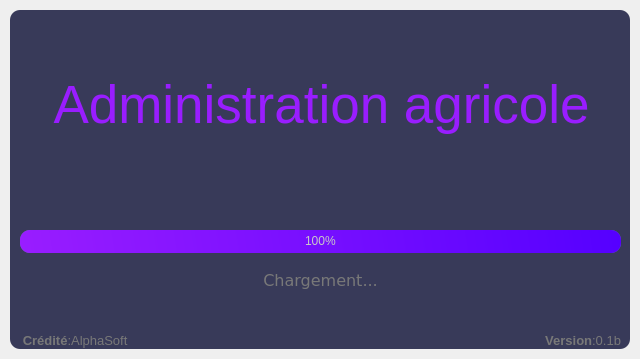
Old version of the form UI/loading.ui in the repository anwer25/Administration_agricole.
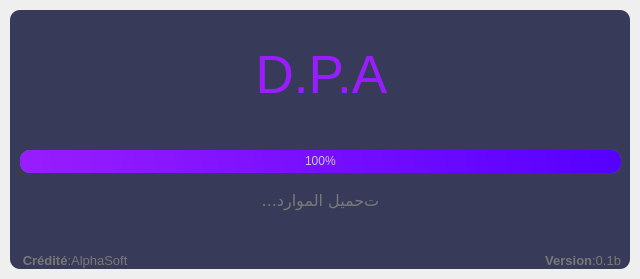
New version of the form. Icons and pictures are not drawn.

```diff
--- a/UI/loading.ui
+++ b/UI/loading.ui
@@ -7,7 +7,7 @@
     <x>0</x>
     <y>0</y>
     <width>640</width>
-    <height>359</height>
+    <height>279</height>
    </rect>
   </property>
   <property name="windowTitle">
@@ -56,7 +56,7 @@
        <property name="geometry">
         <rect>
          <x>6</x>
-         <y>60</y>
+         <y>30</y>
          <width>611</width>
          <height>71</height>
         </rect>
@@ -71,7 +71,7 @@
         <string notr="true">color: rgb(153, 29, 255);</string>
        </property>
        <property name="text">
-        <string>&lt;html&gt;&lt;head/&gt;&lt;body&gt;&lt;p&gt;Administration agricole&lt;/p&gt;&lt;/body&gt;&lt;/html&gt;</string>
+        <string>&lt;html&gt;&lt;head/&gt;&lt;body&gt;&lt;p align=&quot;center&quot;&gt;D.P.A&lt;/p&gt;&lt;/body&gt;&lt;/html&gt;</string>
        </property>
        <property name="alignment">
         <set>Qt::AlignCenter</set>
@@ -81,7 +81,7 @@
        <property name="geometry">
         <rect>
          <x>10</x>
-         <y>220</y>
+         <y>140</y>
          <width>601</width>
          <height>23</height>
         </rect>
@@ -110,7 +110,7 @@
        <property name="geometry">
         <rect>
          <x>0</x>
-         <y>260</y>
+         <y>180</y>
          <width>621</width>
          <height>21</height>
         </rect>
@@ -125,7 +125,7 @@
         <string notr="true">color: rgb(120, 120, 120);</string>
        </property>
        <property name="text">
-        <string>&lt;html&gt;&lt;head/&gt;&lt;body&gt;&lt;pre style=&quot; margin-top:12px; margin-bottom:12px; margin-left:0px; margin-right:0px; -qt-block-indent:0; text-indent:0px;&quot;&gt;&lt;span style=&quot; font-family:'Courier New'; font-size:12pt;&quot;&gt;Chargement...&lt;/span&gt;&lt;/pre&gt;&lt;/body&gt;&lt;/html&gt;</string>
+        <string>&lt;html&gt;&lt;head/&gt;&lt;body&gt;&lt;pre style=&quot; margin-top:12px; margin-bottom:12px; margin-left:0px; margin-right:0px; -qt-block-indent:0; text-indent:0px;&quot;&gt;&lt;span style=&quot; font-family:'Courier New';&quot;&gt;...&lt;/span&gt;&lt;a name=&quot;tw-target-text-container&quot;/&gt;&lt;span style=&quot; font-family:'Courier New';&quot;&gt;ت&lt;/span&gt;&lt;span style=&quot; font-family:'Courier New';&quot;&gt;حميل الموارد&lt;/span&gt;&lt;/pre&gt;&lt;/body&gt;&lt;/html&gt;</string>
        </property>
        <property name="alignment">
         <set>Qt::AlignCenter</set>
@@ -135,7 +135,7 @@
        <property name="geometry">
         <rect>
          <x>10</x>
-         <y>320</y>
+         <y>240</y>
          <width>111</width>
          <height>21</height>
         </rect>
@@ -160,7 +160,7 @@
        <property name="geometry">
         <rect>
          <x>520</x>
-         <y>320</y>
+         <y>240</y>
          <width>91</width>
          <height>21</height>
         </rect>
```
